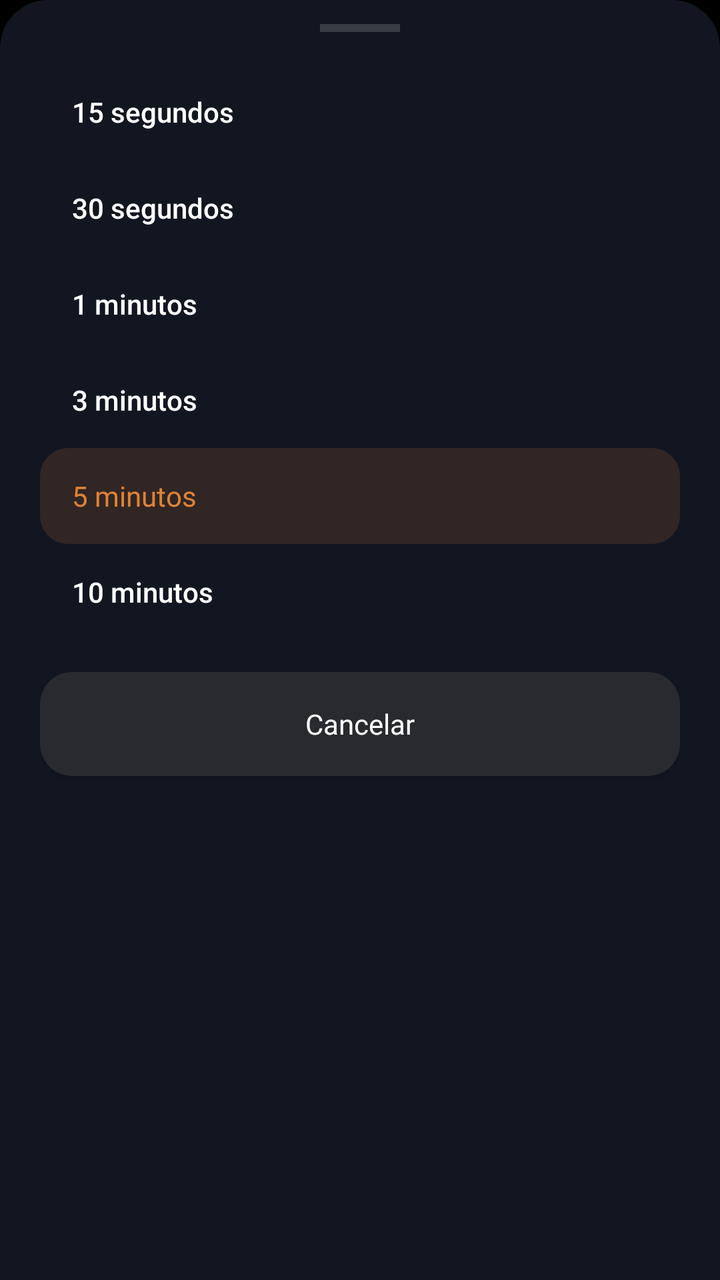
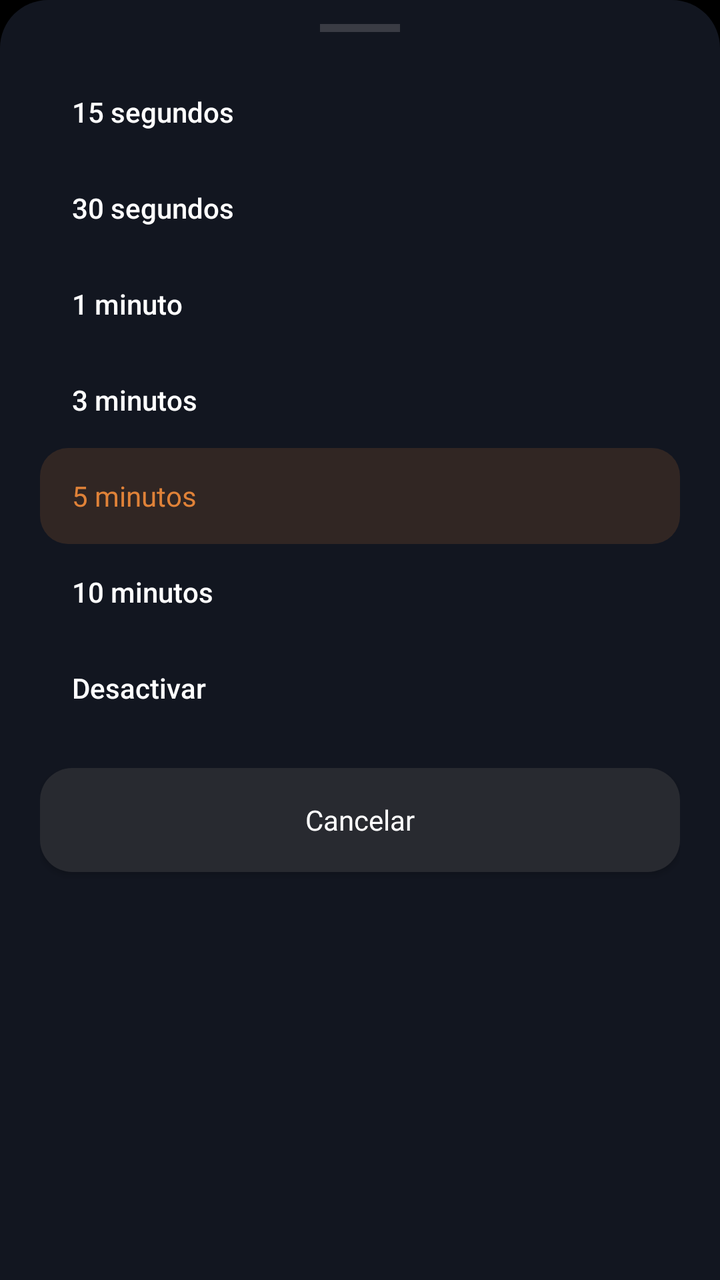

An Android layout rendered at two revisions. The XML below is the earlier revision; the diff shows what the commit changed to produce the second picture.
<!-- AndroidManifest.xml: application theme Theme.MyApplication -->
<!-- res/layout/dialog_auto_lock.xml -->
<?xml version="1.0" encoding="utf-8"?>
<LinearLayout xmlns:android="http://schemas.android.com/apk/res/android"
    xmlns:app="http://schemas.android.com/apk/res-auto"
    android:layout_width="match_parent"
    android:layout_height="wrap_content"
    android:background="@drawable/bg_sheet_auto_lock"
    android:orientation="vertical"
    android:paddingStart="20dp"
    android:paddingTop="12dp"
    android:paddingEnd="20dp"
    android:paddingBottom="24dp">

    
    <View
        android:layout_width="40dp"
        android:layout_height="4dp"
        android:layout_gravity="center_horizontal"
        android:layout_marginBottom="16dp"
        android:background="@color/border_option_card" />

    <TextView
        android:id="@+id/opt15s"
        android:layout_width="match_parent"
        android:layout_height="48dp"
        android:fontFamily="sans-serif-medium"
        android:gravity="center_vertical"
        android:paddingStart="16dp"
        android:text="15 segundos"
        android:textColor="@color/text_primary"
        android:textSize="14sp" />

    <TextView
        android:id="@+id/opt30s"
        android:layout_width="match_parent"
        android:layout_height="48dp"
        android:fontFamily="sans-serif-medium"
        android:gravity="center_vertical"
        android:paddingStart="16dp"
        android:text="30 segundos"
        android:textColor="@color/text_primary"
        android:textSize="14sp" />

    <TextView
        android:id="@+id/opt1m"
        android:layout_width="match_parent"
        android:layout_height="48dp"
        android:fontFamily="sans-serif-medium"
        android:gravity="center_vertical"
        android:paddingStart="16dp"
        android:text="1 minutos"
        android:textColor="@color/text_primary"
        android:textSize="14sp" />

    <TextView
        android:id="@+id/opt3m"
        android:layout_width="match_parent"
        android:layout_height="48dp"
        android:fontFamily="sans-serif-medium"
        android:gravity="center_vertical"
        android:paddingStart="16dp"
        android:text="3 minutos"
        android:textColor="@color/text_primary"
        android:textSize="14sp" />

    
    <TextView
        android:id="@+id/opt5m"
        android:layout_width="match_parent"
        android:layout_height="48dp"
        android:background="@drawable/bg_option_selected"
        android:fontFamily="@font/inter_bold"
        android:gravity="center_vertical"
        android:paddingStart="16dp"
        android:text="5 minutos"
        android:textColor="@color/orange_primary"
        android:textSize="14sp" />

    <TextView
        android:id="@+id/opt10m"
        android:layout_width="match_parent"
        android:layout_height="48dp"
        android:fontFamily="sans-serif-medium"
        android:gravity="center_vertical"
        android:paddingStart="16dp"
        android:text="10 minutos"
        android:textColor="@color/text_primary"
        android:textSize="14sp" />

    
    <androidx.appcompat.widget.AppCompatButton
        android:id="@+id/btnCancelSheet"
        android:layout_width="match_parent"
        android:layout_height="52dp"
        android:layout_marginTop="16dp"
        android:background="@drawable/bg_button_cancel_sheet"
        android:fontFamily="@font/inter_bold"
        android:text="Cancelar"
        android:textAllCaps="false"
        android:textColor="@color/text_primary"
        android:textSize="14sp"
        app:backgroundTint="@null" />
</LinearLayout>
<!-- resources referenced by this layout -->
<resources>
  <color name="border_option_card">#3A3C44</color>
  <color name="orange_primary">#E08238</color>
  <color name="text_primary">#FFFFFF</color>
  <!-- drawable bg_button_cancel_sheet (drawable) -->
  <?xml version="1.0" encoding="utf-8"?>
  <shape xmlns:android="http://schemas.android.com/apk/res/android"
      android:shape="rectangle">
      <solid android:color="@color/bg_button_cancel" />
      <corners android:radius="16dp" />
  </shape>
  <!-- drawable bg_option_selected (drawable) -->
  <?xml version="1.0" encoding="utf-8"?>
  <shape xmlns:android="http://schemas.android.com/apk/res/android"
      android:shape="rectangle">
      <solid android:color="#26E08238" />
      <corners android:radius="14dp" />
  </shape>
  <!-- drawable bg_sheet_auto_lock (drawable) -->
  <?xml version="1.0" encoding="utf-8"?>
  <shape xmlns:android="http://schemas.android.com/apk/res/android"
      android:shape="rectangle">
      <solid android:color="@color/bg_sheet" />
      <corners
          android:topLeftRadius="24dp"
          android:topRightRadius="24dp"
          android:bottomLeftRadius="0dp"
          android:bottomRightRadius="0dp" />
  </shape>
  <style name="Theme.MyApplication" parent="Base.Theme.MyApplication" />
  <color name="bg_button_cancel">#282A30</color>
  <color name="bg_sheet">#121620</color>
  <style name="Base.Theme.MyApplication" parent="Theme.Material3.DayNight.NoActionBar">
          <item name="android:windowBackground">#000000</item>
      </style>
</resources>

<!-- the commit's change to res/layout/dialog_auto_lock.xml (unified diff, before → after) -->
@@ -47,7 +47,7 @@
         android:fontFamily="sans-serif-medium"
         android:gravity="center_vertical"
         android:paddingStart="16dp"
-        android:text="1 minutos"
+        android:text="1 minuto"
         android:textColor="@color/text_primary"
         android:textSize="14sp" />
 
@@ -62,7 +62,6 @@
         android:textColor="@color/text_primary"
         android:textSize="14sp" />
 
-    
     <TextView
         android:id="@+id/opt5m"
         android:layout_width="match_parent"
@@ -87,6 +86,18 @@
         android:textSize="14sp" />
 
     
+    <TextView
+        android:id="@+id/optNever"
+        android:layout_width="match_parent"
+        android:layout_height="48dp"
+        android:fontFamily="sans-serif-medium"
+        android:gravity="center_vertical"
+        android:paddingStart="16dp"
+        android:text="Desactivar"
+        android:textColor="@color/text_primary"
+        android:textSize="14sp" />
+
+    
     <androidx.appcompat.widget.AppCompatButton
         android:id="@+id/btnCancelSheet"
         android:layout_width="match_parent"
